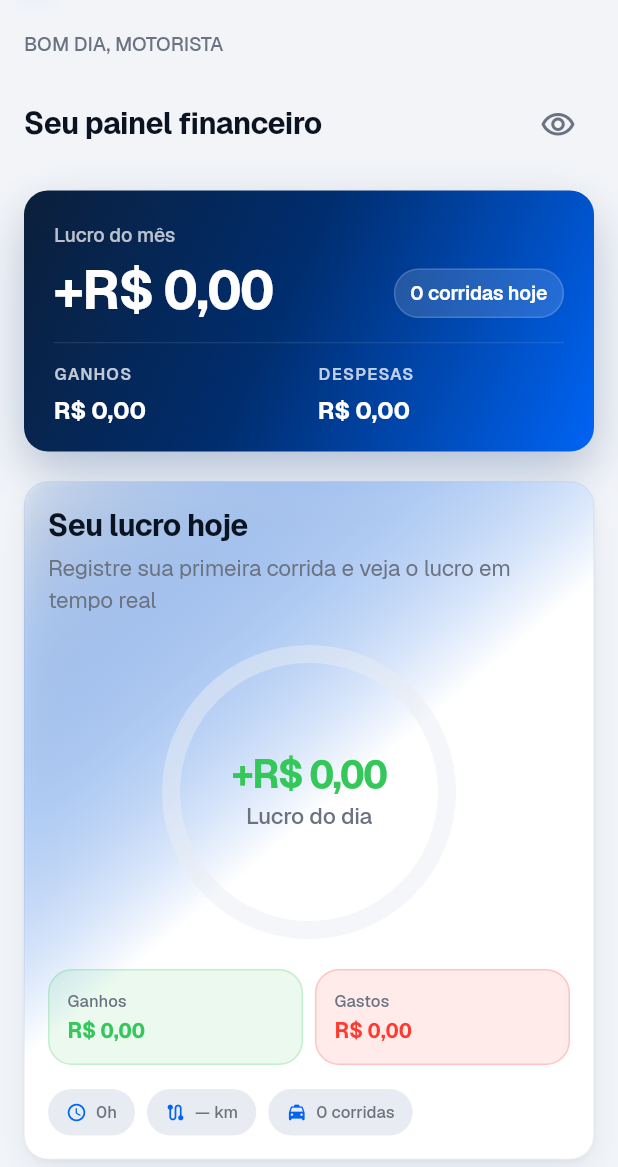
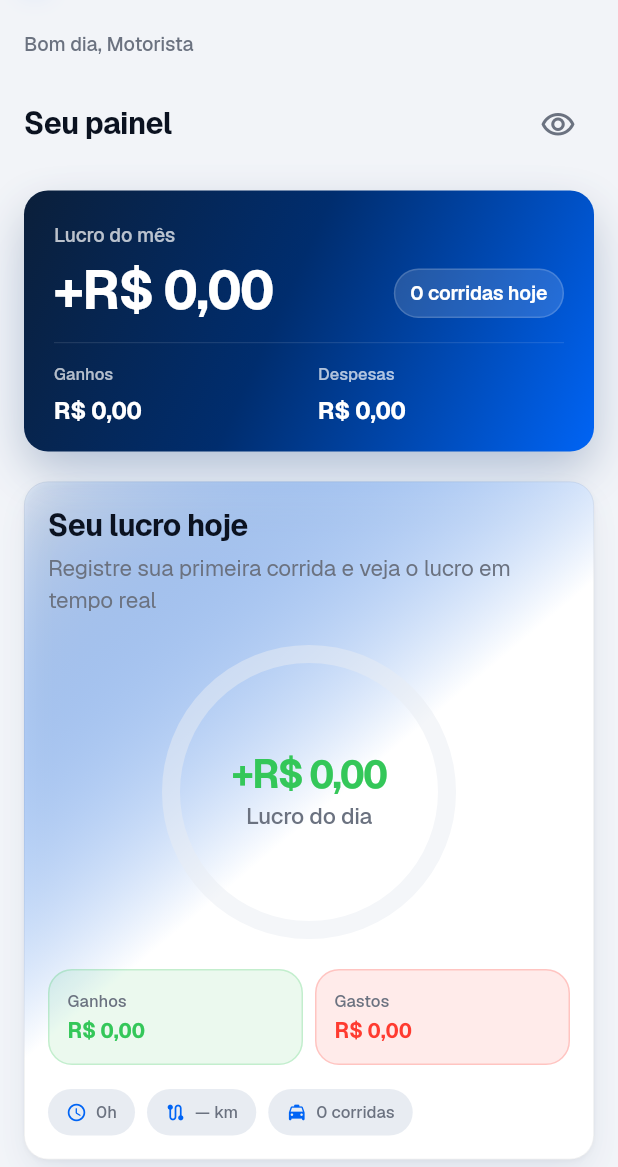
Before and after one commit to solerpedroo/driveflow, a Flutter app: the DashboardScreen widget shown alone on an empty page, opened directly, on a phone screen of 412 x 824 dp, the part 69-1236 px from its top. Run offline on Flutter 3.47's test engine with Material 3 defaults, Android fonts, the phone set to English and light mode, and no system bars; our stand-ins replace cached_network_image, connectivity_plus, dio, file_picker, fl_chart, flutter_hooks and 14 more; missing offline and left inert: google_mlkit_text_recognition; accounts and stored records are empty; network calls fail; statements that could not run were skipped.

Commit message:
feat(dashboard): hierarquia Wallet com saudação sentence-case
Um hero de lucro do mês; remove caps e título genérico.

Co-authored-by: Pedro Henrique Contardi Soler <pedrocsoler@hotmail.com>

```diff
--- a/lib/features/dashboard/presentation/screens/dashboard_screen.dart
+++ b/lib/features/dashboard/presentation/screens/dashboard_screen.dart
@@ -19,7 +19,6 @@ import '../../../vehicle/domain/entities/vehicle_entity.dart';
 import '../../../vehicle/presentation/providers/vehicle_providers.dart';
 import '../../../vehicle/presentation/widgets/vehicle_scope_chip.dart';
 import '../../../../core/constants/app_constants.dart';
-import '../../../../core/theme/app_colors.dart';
 import '../../../../core/theme/app_spacing.dart';
 import '../../../../core/theme/app_typography.dart';
 import '../../../../core/utils/currency_formatter.dart';
@@ -43,15 +42,18 @@ import '../widgets/dashboard_upgrade_banner.dart';
 import '../widgets/month_summary_card.dart';
 import '../widgets/weekly_profit_chart.dart';
 
-/// Dashboard reorganizado no padrão Mescla Início — hero, resumos, seções.
+/// Dashboard — hierarquia Wallet: um hero de mês + seção Hoje.
 class DashboardScreen extends HookConsumerWidget {
   const DashboardScreen({super.key});
 
-  static String _greetingCaps(int hour, String name) {
-    final first = name.split(RegExp(r'\s+')).first.toUpperCase();
-    if (hour < 12) return 'BOM DIA, $first';
-    if (hour < 18) return 'BOA TARDE, $first';
-    return 'BOA NOITE, $first';
+  static String _greeting(int hour, String name) {
+    final first = name.split(RegExp(r'\s+')).first;
+    final capitalized = first.isEmpty
+        ? 'motorista'
+        : '${first[0].toUpperCase()}${first.substring(1)}';
+    if (hour < 12) return 'Bom dia, $capitalized';
+    if (hour < 18) return 'Boa tarde, $capitalized';
+    return 'Boa noite, $capitalized';
   }
 
   @override
@@ -71,7 +73,7 @@ class DashboardScreen extends HookConsumerWidget {
 
     final displayName = user?.displayName ?? 'motorista';
     final greeting = useMemoized(
-      () => _greetingCaps(DateTime.now().hour, displayName),
+      () => _greeting(DateTime.now().hour, displayName),
       [displayName],
     );
 
@@ -157,7 +159,7 @@ class _DashboardBody extends StatelessWidget {
         const DfHeaderRow(),
         Text(greeting, style: AppTypography.labelCaps(brightness)),
         DfScreenTitleRow(
-          title: 'Seu painel financeiro',
+          title: 'Seu painel',
           hidden: hidden,
           onToggleVisibility: onToggleVisibility,
         ),
@@ -226,19 +228,19 @@ class _DashboardBody extends StatelessWidget {
             ),
           ],
         ),
-        Column(
+        const Column(
           crossAxisAlignment: CrossAxisAlignment.stretch,
           children: [
-            const DfSectionHeader(
+            DfSectionHeader(
               title: 'Mix de plataformas',
               eyebrow: 'Hoje',
             ),
-            const SizedBox(height: AppSpacing.md),
-            const DashboardPlatformMixCard(),
+            SizedBox(height: AppSpacing.md),
+            DashboardPlatformMixCard(),
           ],
         ),
         WeeklyProfitChart(points: snapshot.weekProfits),
-        MonthSummaryCard(summary: month),
+        MonthSummaryCard(summary: month, hideHeroProfit: true),
         if (topSlots.isNotEmpty || topPrediction != null)
           DashboardInsightsSummary(
             topSlots: topSlots,
@@ -274,11 +276,10 @@ class _HeroMiniStat extends StatelessWidget {
       crossAxisAlignment: CrossAxisAlignment.start,
       children: [
         Text(
-          label.toUpperCase(),
+          label,
           style: Theme.of(context).textTheme.labelSmall?.copyWith(
-                color: Colors.white.withValues(alpha: 0.75),
-                letterSpacing: 0.8,
-                fontWeight: FontWeight.w600,
+                color: Colors.white.withValues(alpha: 0.70),
+                fontWeight: FontWeight.w500,
               ),
         ),
         const SizedBox(height: 4),
@@ -287,6 +288,7 @@ class _HeroMiniStat extends StatelessWidget {
           style: Theme.of(context).textTheme.titleMedium?.copyWith(
                 color: Colors.white,
                 fontWeight: FontWeight.w700,
+                fontFeatures: const [FontFeature.tabularFigures()],
               ),
         ),
       ],
```
